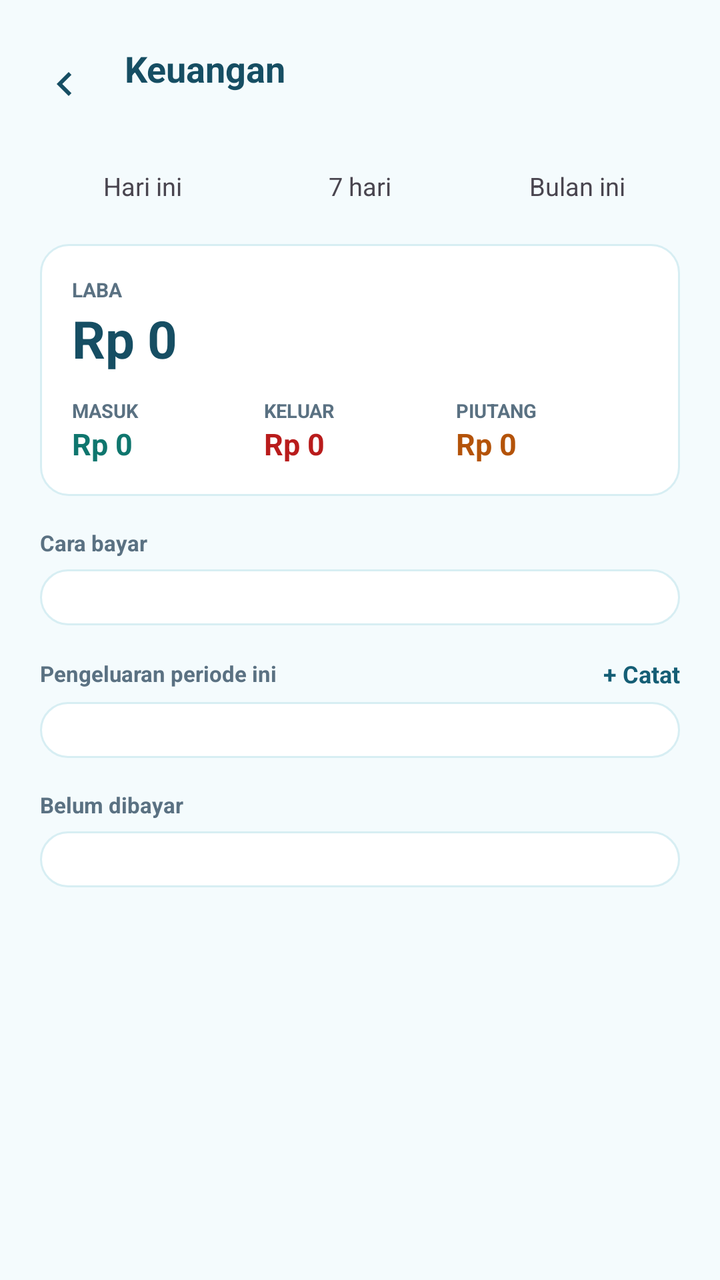
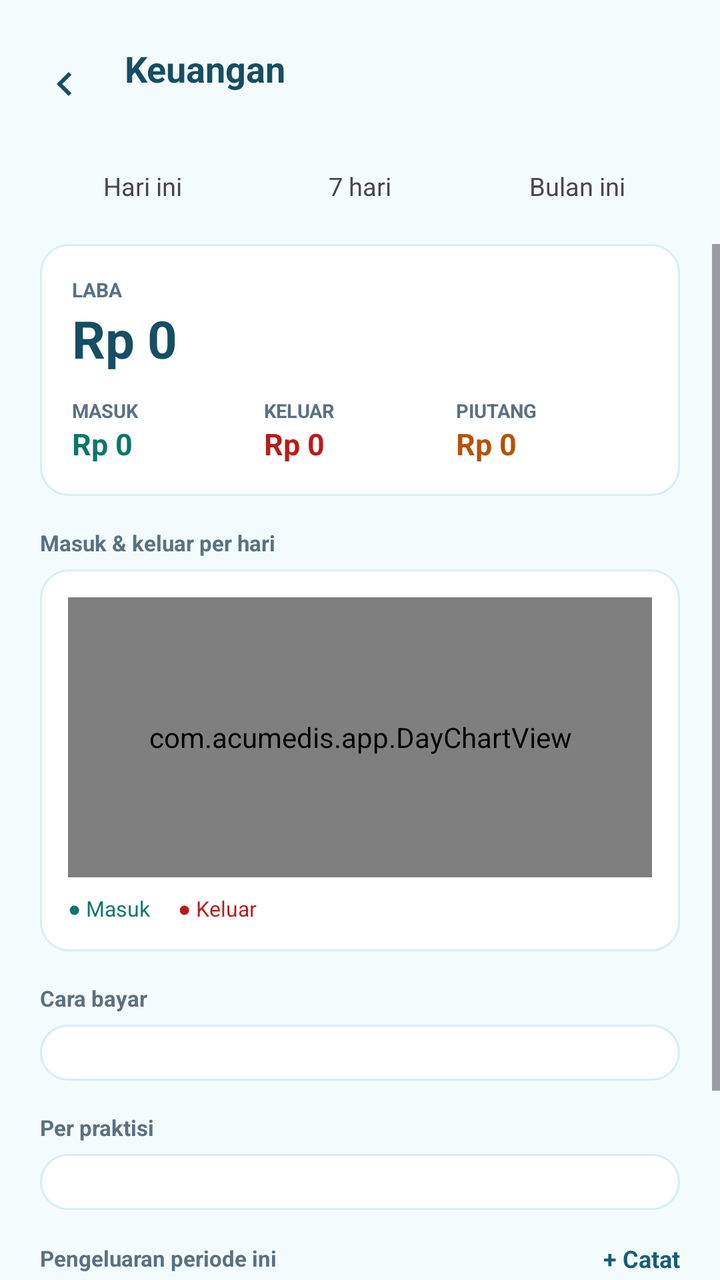

The first picture is an Android layout as it rendered before a commit; the second is the same layout after the commit. The layout source and the unified diff follow.
<!-- AndroidManifest.xml: application theme Theme.AcuMedis -->
<!-- res/layout/activity_finance.xml -->
<?xml version="1.0" encoding="utf-8"?>
<LinearLayout xmlns:android="http://schemas.android.com/apk/res/android"
    android:layout_width="match_parent"
    android:layout_height="match_parent"
    android:background="@color/bg"
    android:orientation="vertical">

    <LinearLayout
        android:layout_width="match_parent"
        android:layout_height="wrap_content"
        android:gravity="center_vertical"
        android:orientation="horizontal"
        android:paddingStart="20dp"
        android:paddingEnd="20dp"
        android:paddingTop="18dp"
        android:paddingBottom="4dp">

        <ImageButton
            android:id="@+id/back"
            android:layout_width="48dp"
            android:layout_height="48dp"
            android:layout_marginStart="-12dp"
            android:background="?attr/selectableItemBackgroundBorderless"
            android:contentDescription="Kembali"
            android:src="@drawable/ic_back" />

        <LinearLayout
            android:layout_width="0dp"
            android:layout_height="wrap_content"
            android:layout_marginStart="6dp"
            android:layout_weight="1"
            android:orientation="vertical">

            <TextView
                android:layout_width="match_parent"
                android:layout_height="wrap_content"
                android:text="Keuangan"
                android:textColor="@color/fg"
                android:textSize="18sp"
                android:textStyle="bold" />

            <TextView
                android:id="@+id/period"
                android:layout_width="match_parent"
                android:layout_height="wrap_content"
                android:ellipsize="end"
                android:maxLines="1"
                android:textColor="@color/muted"
                android:textSize="11.5sp" />
        </LinearLayout>
    </LinearLayout>

    
    <LinearLayout
        android:layout_width="match_parent"
        android:layout_height="wrap_content"
        android:orientation="horizontal"
        android:paddingStart="20dp"
        android:paddingEnd="20dp"
        android:paddingTop="4dp"
        android:paddingBottom="10dp">

        <TextView
            android:id="@+id/pToday"
            android:layout_width="0dp"
            android:layout_height="38dp"
            android:layout_weight="1"
            android:gravity="center"
            android:text="Hari ini"
            android:textSize="12.5sp" />

        <TextView
            android:id="@+id/pWeek"
            android:layout_width="0dp"
            android:layout_height="38dp"
            android:layout_marginStart="6dp"
            android:layout_weight="1"
            android:gravity="center"
            android:text="7 hari"
            android:textSize="12.5sp" />

        <TextView
            android:id="@+id/pMonth"
            android:layout_width="0dp"
            android:layout_height="38dp"
            android:layout_marginStart="6dp"
            android:layout_weight="1"
            android:gravity="center"
            android:text="Bulan ini"
            android:textSize="12.5sp" />
    </LinearLayout>

    <ScrollView
        android:layout_width="match_parent"
        android:layout_height="0dp"
        android:layout_weight="1"
        android:fillViewport="true">

        <LinearLayout
            android:layout_width="match_parent"
            android:layout_height="wrap_content"
            android:orientation="vertical"
            android:paddingStart="20dp"
            android:paddingEnd="20dp"
            android:paddingBottom="20dp">

            
            <LinearLayout
                android:layout_width="match_parent"
                android:layout_height="wrap_content"
                android:background="@drawable/bg_card"
                android:orientation="vertical"
                android:padding="16dp">

                <TextView
                    android:layout_width="wrap_content"
                    android:layout_height="wrap_content"
                    android:text="LABA"
                    android:textColor="@color/muted"
                    android:textSize="10sp"
                    android:textStyle="bold" />

                <TextView
                    android:id="@+id/profit"
                    android:layout_width="match_parent"
                    android:layout_height="wrap_content"
                    android:text="Rp 0"
                    android:textColor="@color/fg"
                    android:textSize="26sp"
                    android:textStyle="bold" />

                <LinearLayout
                    android:layout_width="match_parent"
                    android:layout_height="wrap_content"
                    android:layout_marginTop="12dp"
                    android:orientation="horizontal">

                    <LinearLayout
                        android:layout_width="0dp"
                        android:layout_height="wrap_content"
                        android:layout_weight="1"
                        android:orientation="vertical">

                        <TextView
                            android:layout_width="wrap_content"
                            android:layout_height="wrap_content"
                            android:text="MASUK"
                            android:textColor="@color/muted"
                            android:textSize="9.5sp"
                            android:textStyle="bold" />

                        <TextView
                            android:id="@+id/income"
                            android:layout_width="match_parent"
                            android:layout_height="wrap_content"
                            android:text="Rp 0"
                            android:textColor="@color/green"
                            android:textSize="15sp"
                            android:textStyle="bold" />
                    </LinearLayout>

                    <LinearLayout
                        android:layout_width="0dp"
                        android:layout_height="wrap_content"
                        android:layout_weight="1"
                        android:orientation="vertical">

                        <TextView
                            android:layout_width="wrap_content"
                            android:layout_height="wrap_content"
                            android:text="KELUAR"
                            android:textColor="@color/muted"
                            android:textSize="9.5sp"
                            android:textStyle="bold" />

                        <TextView
                            android:id="@+id/expense"
                            android:layout_width="match_parent"
                            android:layout_height="wrap_content"
                            android:text="Rp 0"
                            android:textColor="@color/red"
                            android:textSize="15sp"
                            android:textStyle="bold" />
                    </LinearLayout>

                    <LinearLayout
                        android:layout_width="0dp"
                        android:layout_height="wrap_content"
                        android:layout_weight="1"
                        android:orientation="vertical">

                        <TextView
                            android:layout_width="wrap_content"
                            android:layout_height="wrap_content"
                            android:text="PIUTANG"
                            android:textColor="@color/muted"
                            android:textSize="9.5sp"
                            android:textStyle="bold" />

                        <TextView
                            android:id="@+id/receivable"
                            android:layout_width="match_parent"
                            android:layout_height="wrap_content"
                            android:text="Rp 0"
                            android:textColor="@color/amber"
                            android:textSize="15sp"
                            android:textStyle="bold" />
                    </LinearLayout>
                </LinearLayout>
            </LinearLayout>

            
            <TextView
                android:layout_width="wrap_content"
                android:layout_height="wrap_content"
                android:layout_marginTop="16dp"
                android:text="Cara bayar"
                android:textColor="@color/muted"
                android:textSize="11sp"
                android:textStyle="bold" />

            <LinearLayout
                android:id="@+id/methods"
                android:layout_width="match_parent"
                android:layout_height="wrap_content"
                android:layout_marginTop="6dp"
                android:background="@drawable/bg_card"
                android:orientation="vertical"
                android:padding="14dp" />

            
            <LinearLayout
                android:layout_width="match_parent"
                android:layout_height="wrap_content"
                android:layout_marginTop="16dp"
                android:gravity="center_vertical"
                android:orientation="horizontal">

                <TextView
                    android:layout_width="0dp"
                    android:layout_height="wrap_content"
                    android:layout_weight="1"
                    android:text="Pengeluaran periode ini"
                    android:textColor="@color/muted"
                    android:textSize="11sp"
                    android:textStyle="bold" />

                <TextView
                    android:id="@+id/addExpense"
                    android:layout_width="wrap_content"
                    android:layout_height="wrap_content"
                    android:text="+ Catat"
                    android:textColor="@color/primary_deep"
                    android:textSize="12sp"
                    android:textStyle="bold" />
            </LinearLayout>

            <LinearLayout
                android:id="@+id/expenses"
                android:layout_width="match_parent"
                android:layout_height="wrap_content"
                android:layout_marginTop="6dp"
                android:background="@drawable/bg_card"
                android:orientation="vertical"
                android:padding="14dp" />

            
            <TextView
                android:layout_width="wrap_content"
                android:layout_height="wrap_content"
                android:layout_marginTop="16dp"
                android:text="Belum dibayar"
                android:textColor="@color/muted"
                android:textSize="11sp"
                android:textStyle="bold" />

            <LinearLayout
                android:id="@+id/receivables"
                android:layout_width="match_parent"
                android:layout_height="wrap_content"
                android:layout_marginTop="6dp"
                android:background="@drawable/bg_card"
                android:orientation="vertical"
                android:padding="14dp" />
        </LinearLayout>
    </ScrollView>
</LinearLayout>
<!-- resources referenced by this layout -->
<resources>
  <color name="amber">#FFB45309</color>
  <color name="bg">#FFF4FBFD</color>
  <color name="fg">#FF164E63</color>
  <color name="green">#FF0F766E</color>
  <color name="muted">#FF5A7182</color>
  <color name="primary_deep">#FF155E75</color>
  <color name="red">#FFB91C1C</color>
  <!-- drawable bg_card (drawable) -->
  <?xml version="1.0" encoding="utf-8"?>
  <shape xmlns:android="http://schemas.android.com/apk/res/android" android:shape="rectangle">
      <solid android:color="@color/card" />
      <stroke android:width="1dp" android:color="@color/border" />
      <corners android:radius="14dp" />
  </shape>
  <!-- drawable ic_back (drawable) -->
  <vector xmlns:android="http://schemas.android.com/apk/res/android"
      android:width="24dp" android:height="24dp"
      android:viewportWidth="24" android:viewportHeight="24">
      <path android:fillColor="#164E63" android:pathData="M15.4,7.4L14,6l-6,6 6,6 1.4,-1.4L10.8,12z" />
  </vector>
  <style name="Theme.AcuMedis" parent="Theme.Material3.Light.NoActionBar">
          <item name="colorPrimary">@color/primary_deep</item>
          <item name="colorOnPrimary">#FFFFFFFF</item>
          <item name="colorSecondary">@color/primary</item>
          <item name="colorSurface">@color/card</item>
          <item name="colorOnSurface">@color/fg</item>
          <item name="android:colorBackground">@color/bg</item>
          <item name="android:statusBarColor">@color/bg</item>
          <item name="android:navigationBarColor">@color/card</item>
          <item name="android:windowLightStatusBar">true</item>
          <item name="android:windowLightNavigationBar" tools:targetApi="27">true</item>
      </style>
  <color name="card">#FFFFFFFF</color>
  <color name="border">#FFD7EEF3</color>
  <color name="primary">#FF0E7490</color>
</resources>

<!-- the commit's change to res/layout/activity_finance.xml (unified diff, before → after) -->
@@ -214,6 +214,52 @@
                 android:layout_width="wrap_content"
                 android:layout_height="wrap_content"
                 android:layout_marginTop="16dp"
+                android:text="Masuk &amp; keluar per hari"
+                android:textColor="@color/muted"
+                android:textSize="11sp"
+                android:textStyle="bold" />
+
+            <LinearLayout
+                android:layout_width="match_parent"
+                android:layout_height="wrap_content"
+                android:layout_marginTop="6dp"
+                android:background="@drawable/bg_card"
+                android:orientation="vertical"
+                android:padding="14dp">
+
+                <com.acumedis.app.DayChartView
+                    android:id="@+id/chart"
+                    android:layout_width="match_parent"
+                    android:layout_height="140dp" />
+
+                <LinearLayout
+                    android:layout_width="match_parent"
+                    android:layout_height="wrap_content"
+                    android:layout_marginTop="8dp"
+                    android:orientation="horizontal">
+
+                    <TextView
+                        android:layout_width="wrap_content"
+                        android:layout_height="wrap_content"
+                        android:text="● Masuk"
+                        android:textColor="@color/green"
+                        android:textSize="10.5sp" />
+
+                    <TextView
+                        android:layout_width="wrap_content"
+                        android:layout_height="wrap_content"
+                        android:layout_marginStart="14dp"
+                        android:text="● Keluar"
+                        android:textColor="@color/red"
+                        android:textSize="10.5sp" />
+                </LinearLayout>
+            </LinearLayout>
+
+            
+            <TextView
+                android:layout_width="wrap_content"
+                android:layout_height="wrap_content"
+                android:layout_marginTop="16dp"
                 android:text="Cara bayar"
                 android:textColor="@color/muted"
                 android:textSize="11sp"
@@ -221,6 +267,25 @@
 
             <LinearLayout
                 android:id="@+id/methods"
+                android:layout_width="match_parent"
+                android:layout_height="wrap_content"
+                android:layout_marginTop="6dp"
+                android:background="@drawable/bg_card"
+                android:orientation="vertical"
+                android:padding="14dp" />
+
+            
+            <TextView
+                android:layout_width="wrap_content"
+                android:layout_height="wrap_content"
+                android:layout_marginTop="16dp"
+                android:text="Per praktisi"
+                android:textColor="@color/muted"
+                android:textSize="11sp"
+                android:textStyle="bold" />
+
+            <LinearLayout
+                android:id="@+id/practitioners"
                 android:layout_width="match_parent"
                 android:layout_height="wrap_content"
                 android:layout_marginTop="6dp"
